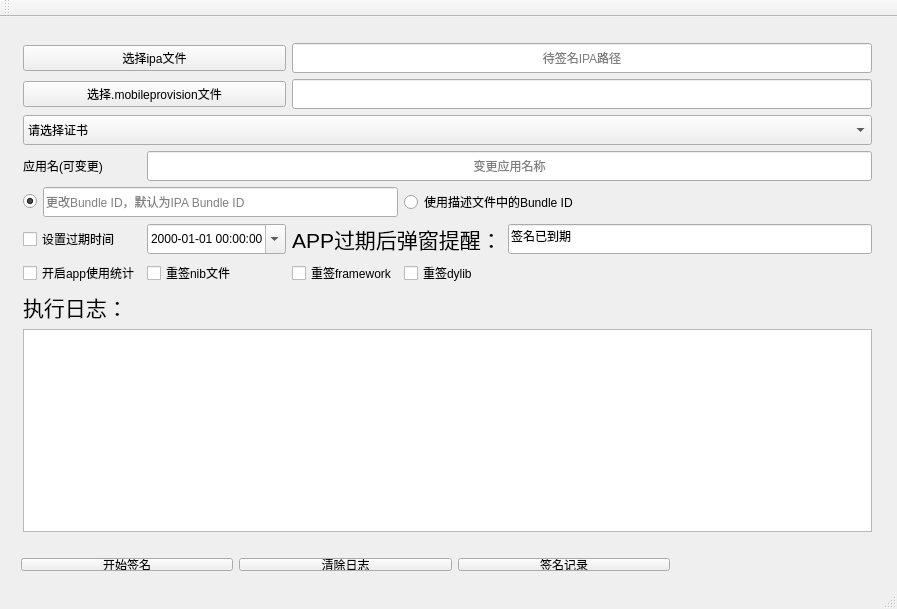
XuYang8026/BSign, file mainwindow.ui: the form before one commit.
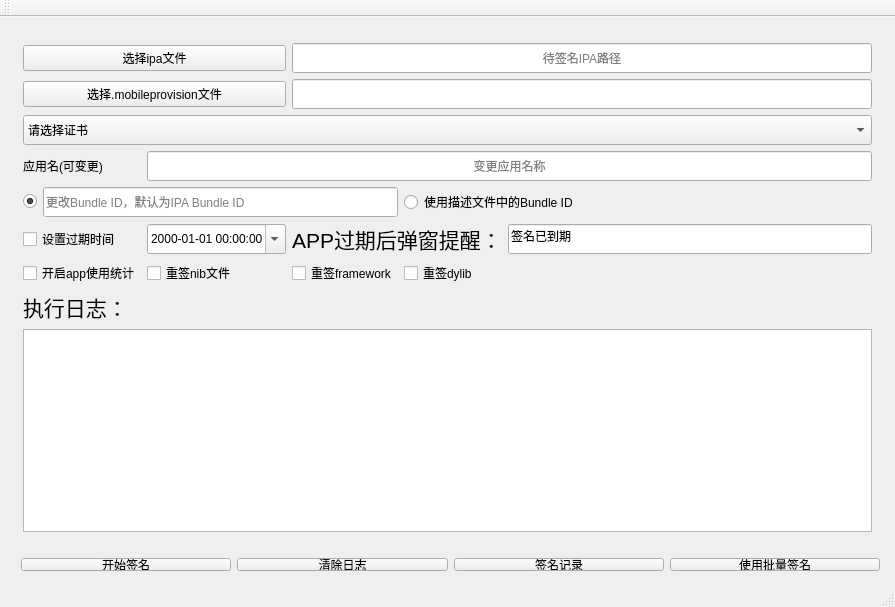
The form after the commit.

Commit message: 新增批量签名功能

The edit to the form file:
```diff
--- a/mainwindow.ui
+++ b/mainwindow.ui
@@ -6,8 +6,8 @@
    <rect>
     <x>0</x>
     <y>0</y>
-    <width>897</width>
-    <height>609</height>
+    <width>895</width>
+    <height>607</height>
    </rect>
   </property>
   <property name="windowTitle">
@@ -274,12 +274,12 @@
      </item>
     </layout>
    </widget>
-   <widget class="QWidget" name="layoutWidget">
+   <widget class="QWidget" name="">
     <property name="geometry">
      <rect>
       <x>10</x>
       <y>530</y>
-      <width>671</width>
+      <width>881</width>
       <height>35</height>
      </rect>
     </property>
@@ -308,6 +308,13 @@
        </property>
       </widget>
      </item>
+     <item>
+      <widget class="QPushButton" name="batchRsignButton">
+       <property name="text">
+        <string>使用批量签名</string>
+       </property>
+      </widget>
+     </item>
     </layout>
    </widget>
   </widget>
```
Left out of the diff: 2 changed lines with no effect on the pictures. The commit also changes 8 other files.
